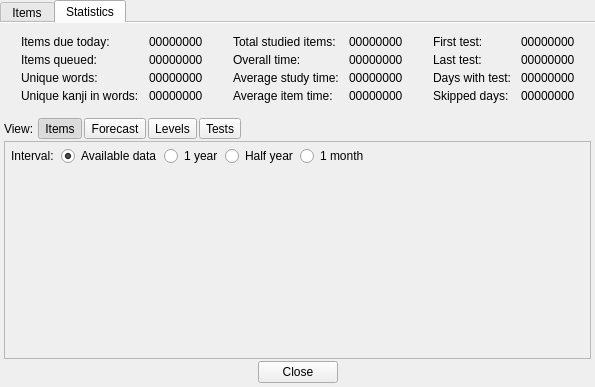
Old version of the form wordstudylistform.ui in the repository z1dev/zkanji.
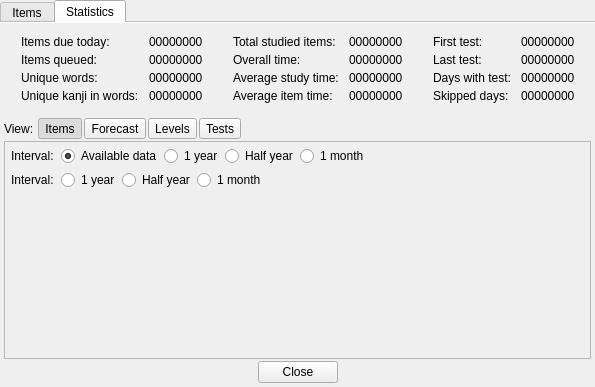
New version of the form. Icons and pictures are not drawn. Custom widgets are drawn as their Qt base class.

Commit message: * Graph shows highest values in each area. * Added separate radio buttons for long term study items and forecast graphs.

```diff
--- a/wordstudylistform.ui
+++ b/wordstudylistform.ui
@@ -903,6 +903,95 @@
              </layout>
             </widget>
            </item>
+           <item>
+            <widget class="QWidget" name="forecastIntervalWidget" native="true">
+             <layout class="QHBoxLayout" name="horizontalLayout_8">
+              <property name="spacing">
+               <number>4</number>
+              </property>
+              <property name="leftMargin">
+               <number>6</number>
+              </property>
+              <property name="topMargin">
+               <number>4</number>
+              </property>
+              <property name="rightMargin">
+               <number>6</number>
+              </property>
+              <property name="bottomMargin">
+               <number>0</number>
+              </property>
+              <item>
+               <widget class="QLabel" name="label_17">
+                <property name="text">
+                 <string>Interval: </string>
+                </property>
+               </widget>
+              </item>
+              <item>
+               <widget class="QWidget" name="widget_3" native="true">
+                <property name="minimumSize">
+                 <size>
+                  <width>30</width>
+                  <height>0</height>
+                 </size>
+                </property>
+                <layout class="QHBoxLayout" name="horizontalLayout_9">
+                 <property name="spacing">
+                  <number>2</number>
+                 </property>
+                 <property name="leftMargin">
+                  <number>0</number>
+                 </property>
+                 <property name="topMargin">
+                  <number>0</number>
+                 </property>
+                 <property name="rightMargin">
+                  <number>0</number>
+                 </property>
+                 <property name="bottomMargin">
+                  <number>0</number>
+                 </property>
+                 <item>
+                  <widget class="QRadioButton" name="fore1Radio">
+                   <property name="text">
+                    <string>1 year</string>
+                   </property>
+                  </widget>
+                 </item>
+                 <item>
+                  <widget class="QRadioButton" name="fore2Radio">
+                   <property name="text">
+                    <string>Half year</string>
+                   </property>
+                  </widget>
+                 </item>
+                 <item>
+                  <widget class="QRadioButton" name="fore3Radio">
+                   <property name="text">
+                    <string>1 month</string>
+                   </property>
+                  </widget>
+                 </item>
+                 <item>
+                  <spacer name="horizontalSpacer_7">
+                   <property name="orientation">
+                    <enum>Qt::Horizontal</enum>
+                   </property>
+                   <property name="sizeHint" stdset="0">
+                    <size>
+                     <width>40</width>
+                     <height>20</height>
+                    </size>
+                   </property>
+                  </spacer>
+                 </item>
+                </layout>
+               </widget>
+              </item>
+             </layout>
+            </widget>
+           </item>
            <item>
             <widget class="ZStatView" name="statView">
              <property name="sizePolicy">
```
Left out of the diff: 10 changed lines with no effect on the pictures. The commit also changes 5 other files.
